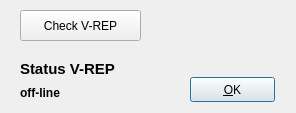
Before: the Qt Designer form ui/vrepcommdialog.ui in JoaoQPereira/motion_manager, drawn with Qt 5.
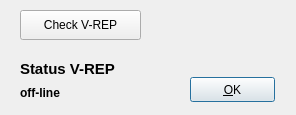
After: the same form once the commit is applied.

```diff
--- a/ui/vrepcommdialog.ui
+++ b/ui/vrepcommdialog.ui
@@ -7,7 +7,7 @@
     <x>0</x>
     <y>0</y>
     <width>296</width>
-    <height>113</height>
+    <height>115</height>
    </rect>
   </property>
   <property name="windowTitle">
@@ -32,7 +32,7 @@
      <x>20</x>
      <y>10</y>
      <width>121</width>
-     <height>31</height>
+     <height>30</height>
     </rect>
    </property>
    <property name="text">
@@ -44,7 +44,7 @@
     <rect>
      <x>20</x>
      <y>60</y>
-     <width>121</width>
+     <width>151</width>
      <height>42</height>
     </rect>
    </property>
```
